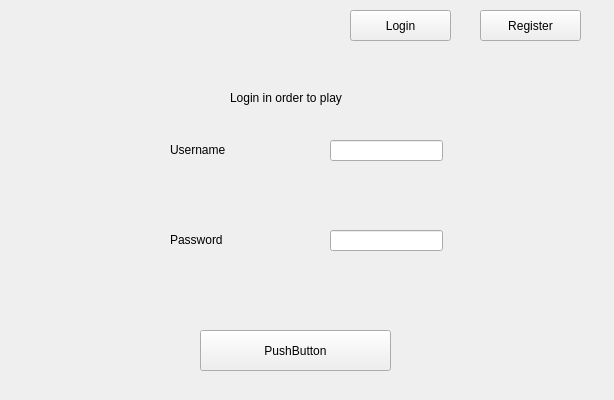
First picture: the form in Client/Client/Client/LoginPage.ui, repository ElenaLaura366/ProjectModernCpp, before the edit.
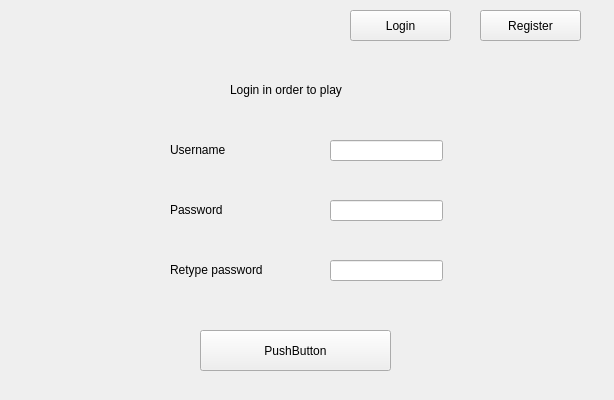
Second picture: the form after the edit.

Commit message: Added functionality to register and login buttons

The edit to the form file:
```diff
--- a/Client/Client/Client/LoginPage.ui
+++ b/Client/Client/Client/LoginPage.ui
@@ -43,7 +43,7 @@
    <property name="geometry">
     <rect>
      <x>170</x>
-     <y>230</y>
+     <y>200</y>
      <width>101</width>
      <height>20</height>
     </rect>
@@ -79,7 +79,7 @@
    <property name="geometry">
     <rect>
      <x>330</x>
-     <y>230</y>
+     <y>200</y>
      <width>113</width>
      <height>21</height>
     </rect>
@@ -102,15 +102,38 @@
    <property name="geometry">
     <rect>
      <x>230</x>
-     <y>90</y>
-     <width>171</width>
-     <height>16</height>
+     <y>80</y>
+     <width>371</width>
+     <height>20</height>
     </rect>
    </property>
    <property name="text">
     <string>Login in order to play</string>
    </property>
   </widget>
+  <widget class="QLineEdit" name="lineEdit_3">
+   <property name="geometry">
+    <rect>
+     <x>330</x>
+     <y>260</y>
+     <width>113</width>
+     <height>21</height>
+    </rect>
+   </property>
+  </widget>
+  <widget class="QLabel" name="label_3">
+   <property name="geometry">
+    <rect>
+     <x>170</x>
+     <y>260</y>
+     <width>101</width>
+     <height>20</height>
+    </rect>
+   </property>
+   <property name="text">
+    <string>Retype password</string>
+   </property>
+  </widget>
  </widget>
  <layoutdefault spacing="6" margin="11"/>
  <resources/>
```
Left out of the diff: 2 changed lines with no effect on the pictures. The commit also changes 2 other files.
